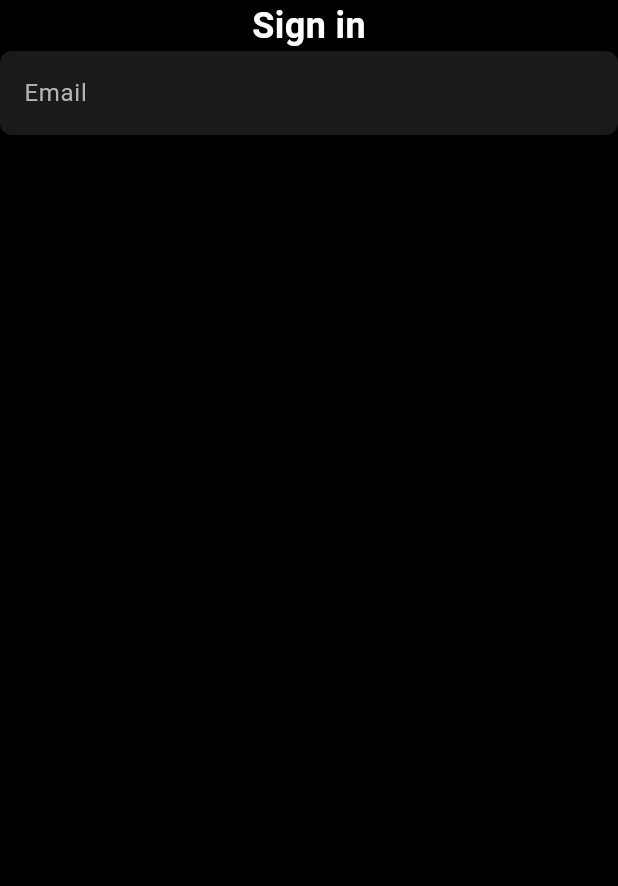
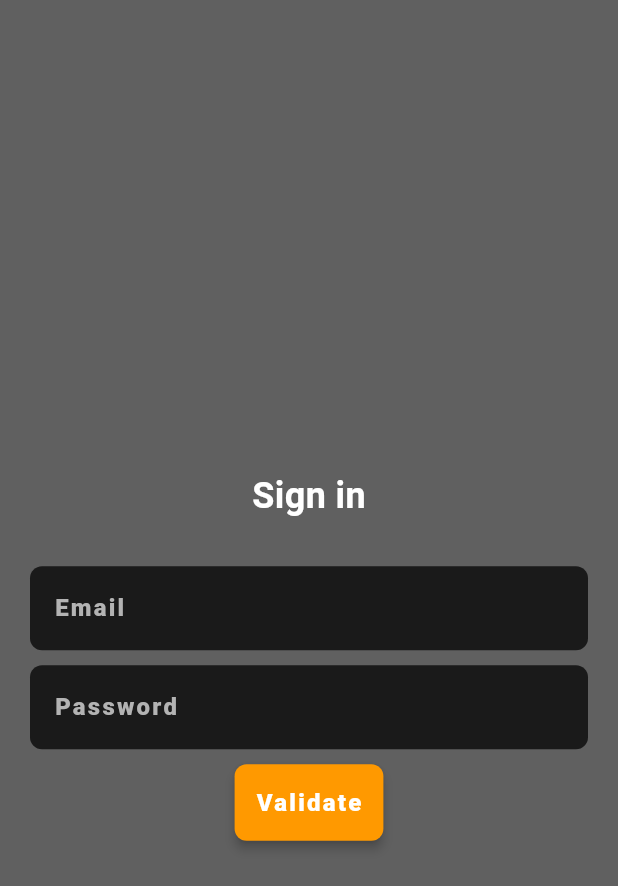
Before and after one commit to andyRamesy/posix, a Flutter app: the SigninPage screen opened directly, on a phone screen of 412 x 824 dp. Shown: the top 886 px of the screen. Run offline on Flutter 3.47's test engine with Material 3 defaults, Android fonts, the phone set to English and light mode, and no system bars; our stand-ins replace dartz, dio, flutter_bloc, flutter_svg, get_it, local_auth and 2 more; accounts and stored records are empty; Roboto replaces fonts that are missing (Helvetica).

```diff
--- /dev/null
+++ b/lib/common/widgets/buttons/customButton.dart
@@ -0,0 +1,39 @@
+import 'package:flutter/material.dart';
+import 'package:posix/core/configs/theme/app_color.dart';
+
+class Custombutton extends StatelessWidget {
+  final String text;
+  final VoidCallback onPressed;
+  final bool isPrimary;
+  final TextStyle textStyle;
+
+  const Custombutton(
+      {super.key,
+      required this.text,
+      required this.onPressed,
+      this.isPrimary = true,
+      required this.textStyle});
+
+  @override
+  Widget build(BuildContext context) {
+    return ElevatedButton(
+      style: ElevatedButton.styleFrom(
+          backgroundColor: isPrimary ? AppColors.primary : AppColors.background,
+          foregroundColor:
+              isPrimary ? AppColors.customBlack : AppColors.text,
+          padding: const EdgeInsets.symmetric(
+            vertical: 14,
+            horizontal: 14,
+          ),
+          shape: RoundedRectangleBorder(
+            borderRadius: BorderRadius.circular(8.0),
+          ),
+          elevation: 3),
+      onPressed: onPressed,
+      child: Text(
+        text,
+        style: textStyle,
+      ),
+    );
+  }
+}
--- a/lib/core/configs/theme/app_color.dart
+++ b/lib/core/configs/theme/app_color.dart
@@ -8,4 +8,6 @@ class AppColors {
   static const Color secondaryText = Color(0xFFB3B3B3);
   static const Color scaffoldBackgroundColor = Color.fromARGB(255, 96, 96, 96);
   static const Color transparent = Color(0x00000000);
+  static const Color customBlack = Color(0x001C1B1B);
+  static const Color customWhite = Color(0xFFD3CECE);
 }
--- a/lib/core/configs/theme/app_theme.dart
+++ b/lib/core/configs/theme/app_theme.dart
@@ -16,8 +16,17 @@ class AppTheme {
     ),
     textTheme: const TextTheme(
       headlineLarge: TextStyle(
-          fontSize: 24, fontWeight: FontWeight.bold, color: AppColors.text),
-      bodyLarge: TextStyle(fontSize: 16, color: AppColors.text),
+        fontSize: 24,
+        fontWeight: FontWeight.bold,
+        color: AppColors.text,
+      ),
+      bodyLarge: TextStyle(
+        fontFamily: "Helvetica",
+        fontWeight: FontWeight.w900,
+        letterSpacing: 1.5,
+        fontSize: 16,
+        color: AppColors.text,
+      ),
       labelLarge: TextStyle(
           fontSize: 14, fontWeight: FontWeight.bold, color: AppColors.primary),
     ),
--- a/lib/presentation/auth/pages/signin.dart
+++ b/lib/presentation/auth/pages/signin.dart
@@ -1,4 +1,7 @@
 import 'package:flutter/material.dart';
+import 'package:posix/common/widgets/buttons/customButton.dart';
+import 'package:posix/core/configs/theme/app_color.dart';
+import 'package:posix/core/configs/theme/app_theme.dart';
 
 class SigninPage extends StatefulWidget {
   const SigninPage({super.key});
@@ -11,37 +14,52 @@ class _SigninPageState extends State<SigninPage> {
   final TextEditingController _emailController = TextEditingController();
   final TextEditingController _passwordController = TextEditingController();
 
-
-  Widget _signinText(){
-    return const Text("Sign in",style:TextStyle(fontWeight: FontWeight.bold, fontSize: 24));
+  Widget _signinText() {
+    return const Text("Sign in",
+        style: TextStyle(fontWeight: FontWeight.bold, fontSize: 24));
   }
 
-  Widget _emailField(){
+  Widget _emailField() {
     return TextField(
       controller: _emailController,
       decoration: const InputDecoration(hintText: "Email"),
     );
   }
 
-  Widget _passwordField(){
+  Widget _passwordField() {
     return TextField(
       controller: _passwordController,
       decoration: const InputDecoration(hintText: "Password"),
     );
   }
 
-
-
-
+  Widget _signinButton(BuildContext context) {
+    return Custombutton(
+        textStyle: AppTheme.appTheme.textTheme.bodyLarge!,
+        text: "Validate",
+        onPressed: () {
+          print("button clicked");
+        });
+  }
 
   @override
   Widget build(BuildContext context) {
     return Scaffold(
+      backgroundColor: AppColors.scaffoldBackgroundColor,
       body: SafeArea(
+        minimum: const EdgeInsets.only(top: 50, right: 20, left: 20),
         child: Column(
+          crossAxisAlignment: CrossAxisAlignment.center,
+          mainAxisAlignment: MainAxisAlignment.center,
+          spacing: 10,
           children: [
             _signinText(),
-            _emailField()
+            const SizedBox(
+              height: 10,
+            ),
+            _emailField(),
+            _passwordField(),
+            _signinButton(context)
           ],
         ),
       ),
```
Also changed, not shown: pubspec.yaml (+6 -14 lines), assets/fonts/ProximaNova-bold.otf (added), assets/fonts/ProximaNova-regular.otf (added), assets/fonts/ProximaNova-thin.otf (added), pubspec.lock.
